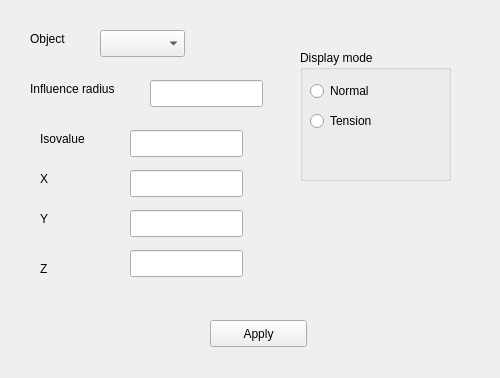
Before: the Qt Designer form VisualizationPrototype/qcontrolswidget.ui in dud0/DeformableObjectsDP, drawn with Qt 5.
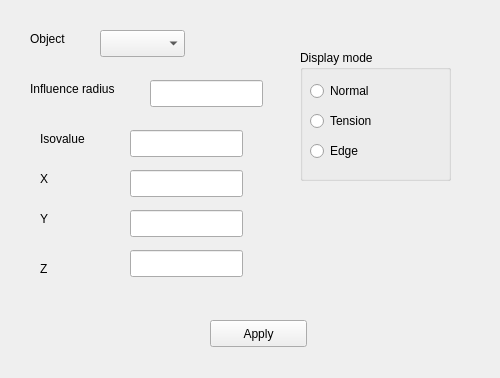
After: the same form once the commit is applied.

Diff of the .ui file:
```diff
--- a/VisualizationPrototype/qcontrolswidget.ui
+++ b/VisualizationPrototype/qcontrolswidget.ui
@@ -202,6 +202,19 @@
      <string>Tension</string>
     </property>
    </widget>
+   <widget class="QRadioButton" name="edgeModeRadioButton">
+    <property name="geometry">
+     <rect>
+      <x>10</x>
+      <y>90</y>
+      <width>114</width>
+      <height>22</height>
+     </rect>
+    </property>
+    <property name="text">
+     <string>Edge</string>
+    </property>
+   </widget>
   </widget>
  </widget>
  <layoutdefault spacing="6" margin="11"/>
```
